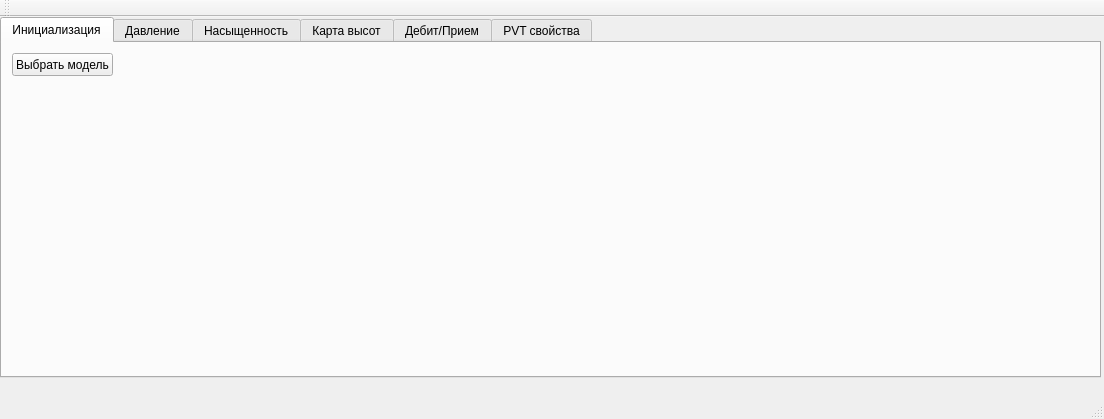
First picture: the form in mainwindow.ui, repository klast/simple_solver, before the edit.
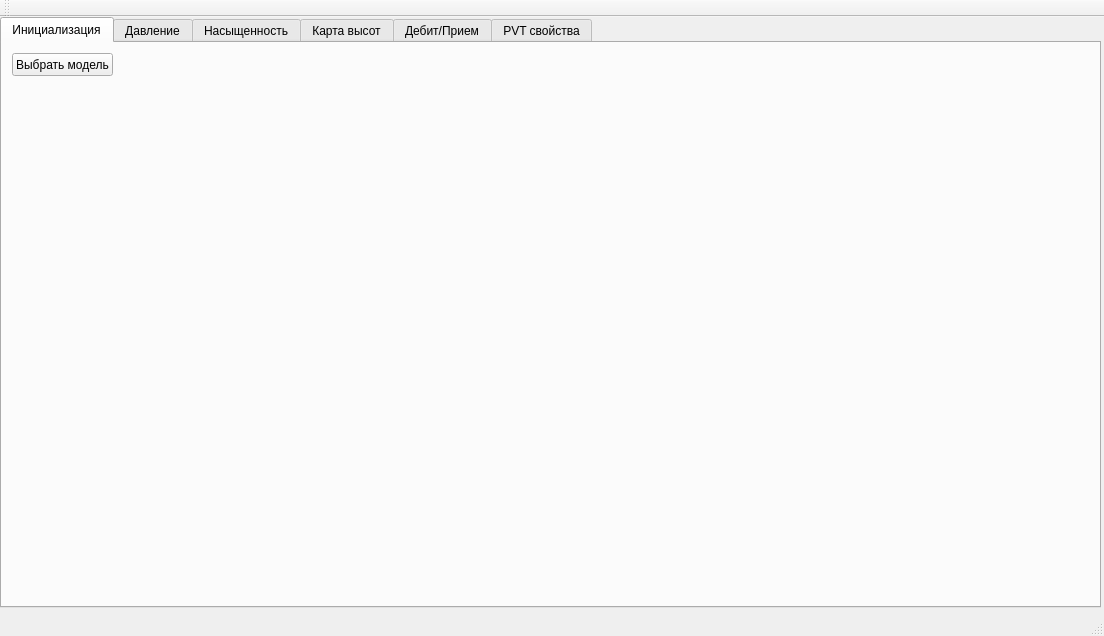
Second picture: the form after the edit.

Commit message: Добавил тестовые графики

What changed in the file:
```diff
--- a/mainwindow.ui
+++ b/mainwindow.ui
@@ -7,7 +7,7 @@
     <x>0</x>
     <y>0</y>
     <width>1104</width>
-    <height>419</height>
+    <height>636</height>
    </rect>
   </property>
   <property name="windowTitle">
@@ -20,7 +20,7 @@
       <x>0</x>
       <y>0</y>
       <width>1101</width>
-      <height>361</height>
+      <height>591</height>
      </rect>
     </property>
     <property name="currentIndex">
```
The commit also changes 2 other files.
